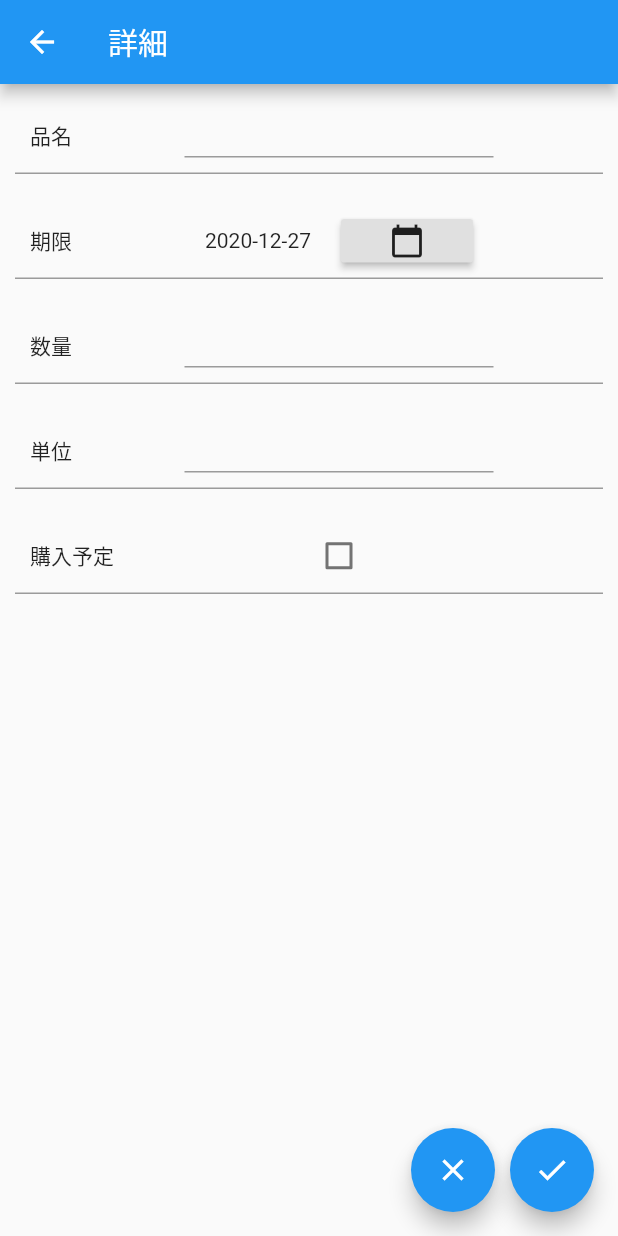
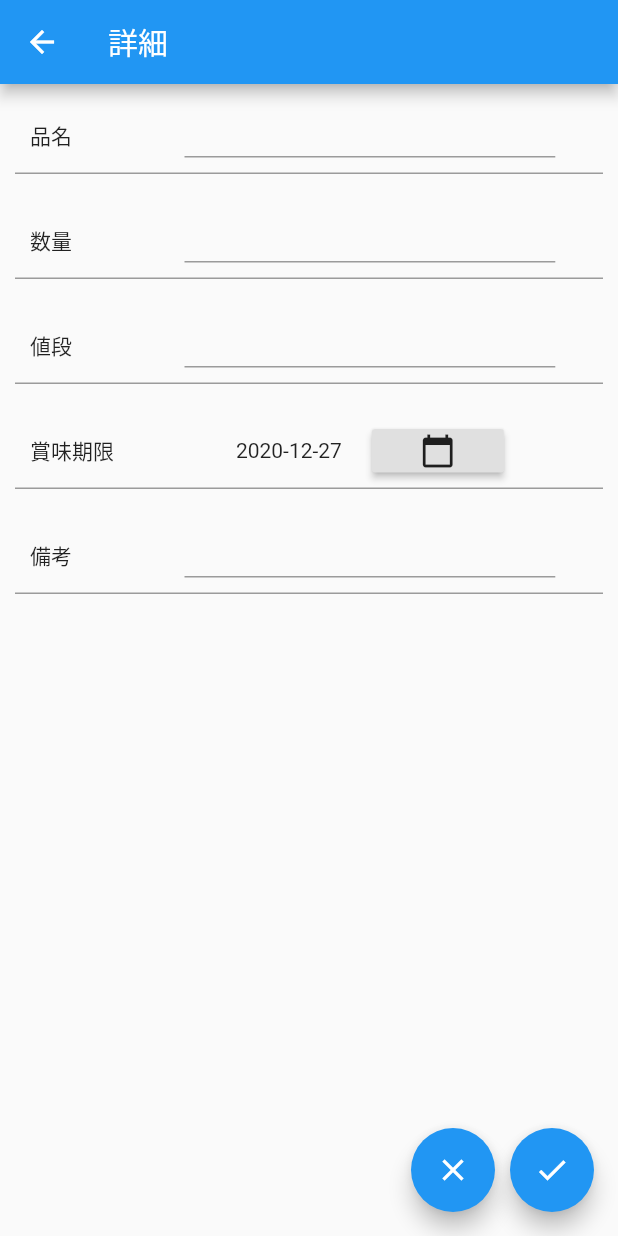
Before and after one commit to Edinwell/chocottor, a Flutter app: the DetailWidget screen opened by its route, on a phone screen of 412 x 824 dp. Run offline on Flutter 3.47's test engine with Material 2 defaults, Android fonts, the phone set to English and light mode, and no system bars.

Commit message:
formatting detail layout

```diff
--- a/lib/detail.dart
+++ b/lib/detail.dart
@@ -14,6 +14,7 @@ class _DetailWidgetState extends State<DetailWidget> {
   int price = 0;
   bool isBuy = false;
   String notes = "";
+
   @override
   Widget build(BuildContext context) {
     return Scaffold(
@@ -27,26 +28,30 @@ class _DetailWidgetState extends State<DetailWidget> {
             elem: TextField(),
           ),
           ItemRow(
-            itemName: "期限",
+            itemName: "数量",
+            elem: TextFormField(keyboardType: TextInputType.number),
+          ),
+          ItemRow(
+            itemName: "値段",
+            elem: TextFormField(keyboardType: TextInputType.number),
+          ),
+          ItemRow(
+            itemName: "賞味期限",
             elem: ExpirationDate(),
           ),
+          // ItemRow(
+          //   itemName: "購入予定",
+          //   elem: Checkbox(
+          //     value: isBuy,
+          //     onChanged: (bool value) {
+          //       isBuy = value;
+          //     },
+          //   ),
+          // ),
           ItemRow(
-            itemName: "数量",
+            itemName: "備考",
             elem: TextField(),
           ),
-          ItemRow(
-            itemName: "単位",
-            elem: TextField(),
-          ),
-          ItemRow(
-            itemName: "購入予定",
-            elem: Checkbox(
-              value: isBuy,
-              onChanged: (bool value) {
-                isBuy = value;
-              },
-            ),
-          )
         ],
       ),
       floatingActionButton: Row(
@@ -107,7 +112,7 @@ class _ChangeFormState extends State<ItemRow> {
             child: Text(widget.itemName),
           ),
           Container(
-            width: MediaQuery.of(context).size.width * 0.50,
+            width: MediaQuery.of(context).size.width * 0.60,
             child: widget.elem,
           ),
         ],
```
